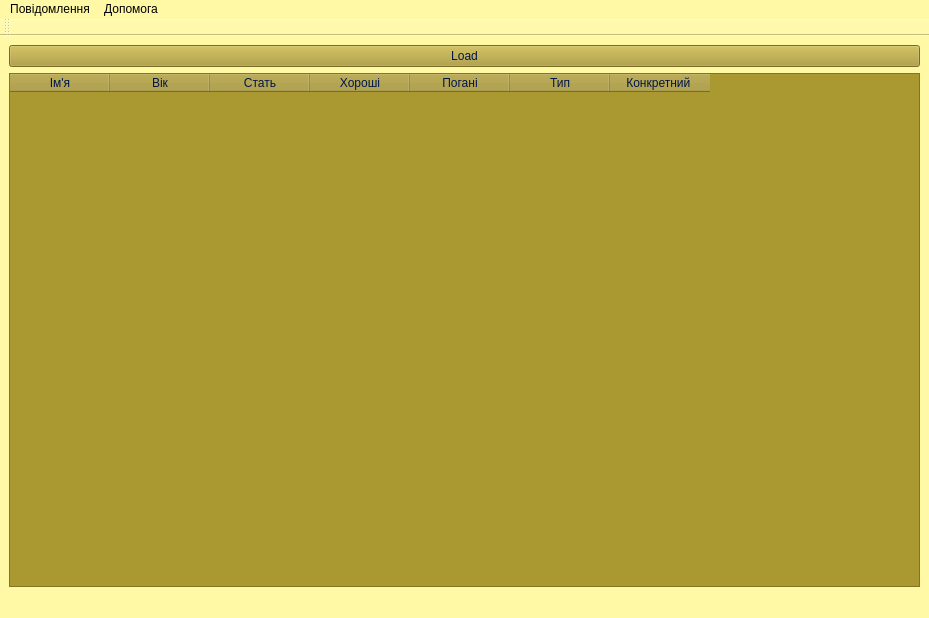
Above: mainwindow.ui from AnastasiiaPetrochenko/courseWork_3term before the change. Below: the same form after it.
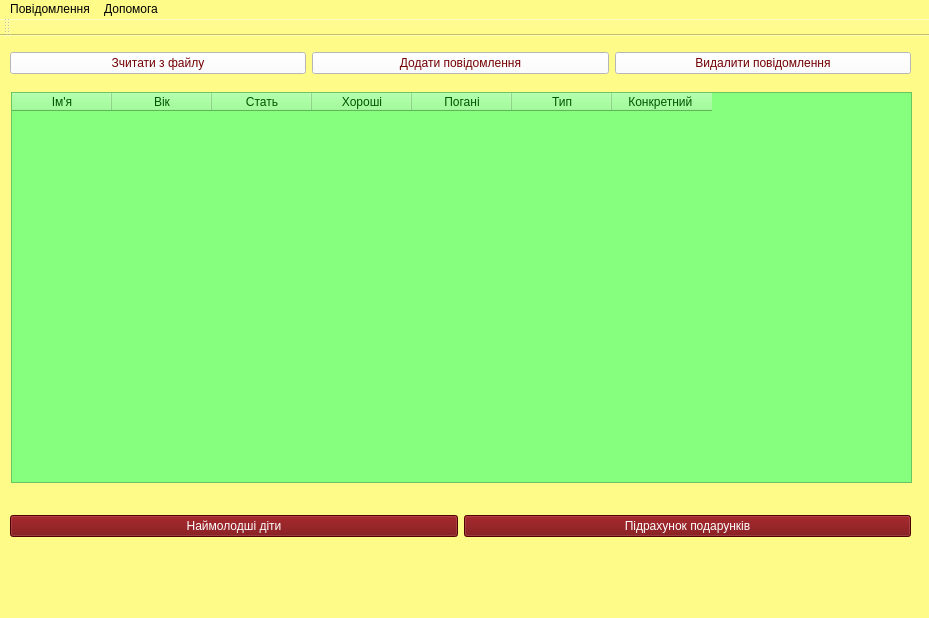
That is the form after the change.

Commit message: Оновлення відкриття файлу та зміни інтерфейсу

The edit to the form file:
```diff
--- a/mainwindow.ui
+++ b/mainwindow.ui
@@ -14,28 +14,22 @@
    <string>MainWindow</string>
   </property>
   <property name="styleSheet">
-   <string notr="true">background-color: rgb(255, 249, 166);</string>
+   <string notr="true">background-color: rgb(255, 251, 137);</string>
   </property>
   <widget class="QWidget" name="centralwidget">
-   <layout class="QVBoxLayout" name="verticalLayout">
-    <item>
-     <widget class="QPushButton" name="pushButton">
-      <property name="styleSheet">
-       <string notr="true">font: 700 15pt &quot;Consolas&quot;;
-color: rgb(0, 22, 74);
-background-color: rgb(170, 152, 49);</string>
-      </property>
-      <property name="text">
-       <string>Load</string>
-      </property>
-     </widget>
-    </item>
-    <item>
      <widget class="QTableWidget" name="childrenTable">
+    <property name="geometry">
+     <rect>
+      <x>11</x>
+      <y>56</y>
+      <width>901</width>
+      <height>391</height>
+     </rect>
+    </property>
       <property name="styleSheet">
        <string notr="true">font: 700 12pt &quot;Consolas&quot;;
-color: rgb(0, 22, 74);
-background-color: rgb(170, 152, 49);</string>
+color: rgb(0, 85, 0);
+background-color: rgb(135, 255, 126);</string>
       </property>
       <column>
        <property name="text">
@@ -73,8 +67,94 @@
        </property>
       </column>
      </widget>
-    </item>
-   </layout>
+   <widget class="QWidget" name="horizontalLayoutWidget">
+    <property name="geometry">
+     <rect>
+      <x>10</x>
+      <y>10</y>
+      <width>901</width>
+      <height>34</height>
+     </rect>
+    </property>
+    <layout class="QHBoxLayout" name="horizontalLayout">
+     <item>
+      <widget class="QPushButton" name="pushButton">
+       <property name="styleSheet">
+        <string notr="true">font: 700 12pt &quot;Consolas&quot;;
+color: rgb(115, 0, 2);
+background-color:rgb(255, 255, 255)</string>
+       </property>
+       <property name="text">
+        <string>Зчитати з файлу</string>
+       </property>
+      </widget>
+     </item>
+     <item>
+      <widget class="QPushButton" name="addChild">
+       <property name="styleSheet">
+        <string notr="true">font: 700 12pt &quot;Consolas&quot;;
+color: rgb(115, 0, 2);
+background-color:rgb(255, 255, 255)</string>
+       </property>
+       <property name="text">
+        <string>Додати повідомлення</string>
+       </property>
+      </widget>
+     </item>
+     <item>
+      <widget class="QPushButton" name="removeChild">
+       <property name="styleSheet">
+        <string notr="true">font: 700 12pt &quot;Consolas&quot;;
+color: rgb(115, 0, 2);
+border-color: rgb(115, 0, 2);
+background-color:rgb(255, 255, 255)</string>
+       </property>
+       <property name="text">
+        <string>Видалити повідомлення</string>
+       </property>
+      </widget>
+     </item>
+    </layout>
+   </widget>
+   <widget class="QWidget" name="horizontalLayoutWidget_2">
+    <property name="geometry">
+     <rect>
+      <x>10</x>
+      <y>450</y>
+      <width>901</width>
+      <height>80</height>
+     </rect>
+    </property>
+    <layout class="QHBoxLayout" name="horizontalLayout_2">
+     <item>
+      <widget class="QPushButton" name="youngChild">
+       <property name="styleSheet">
+        <string notr="true">font: 700 12pt &quot;Consolas&quot;;
+color: rgb(255, 255, 255);
+background-color: rgb(115, 0, 2);
+</string>
+       </property>
+       <property name="text">
+        <string>Наймолодші діти</string>
+       </property>
+      </widget>
+     </item>
+     <item>
+      <widget class="QPushButton" name="countChild">
+       <property name="styleSheet">
+        <string notr="true">font: 700 12pt &quot;Consolas&quot;;
+color: rgb(255, 255, 255);
+background-color: rgb(115, 0, 2);
+
+</string>
+       </property>
+       <property name="text">
+        <string>Підрахунок подарунків</string>
+       </property>
+      </widget>
+     </item>
+    </layout>
+   </widget>
   </widget>
   <widget class="QMenuBar" name="menubar">
    <property name="geometry">
```
Left out of the diff: 4 changed lines with no effect on the pictures. Lines whose indentation alone changed are shown as unchanged. The commit also changes 18 other files.
